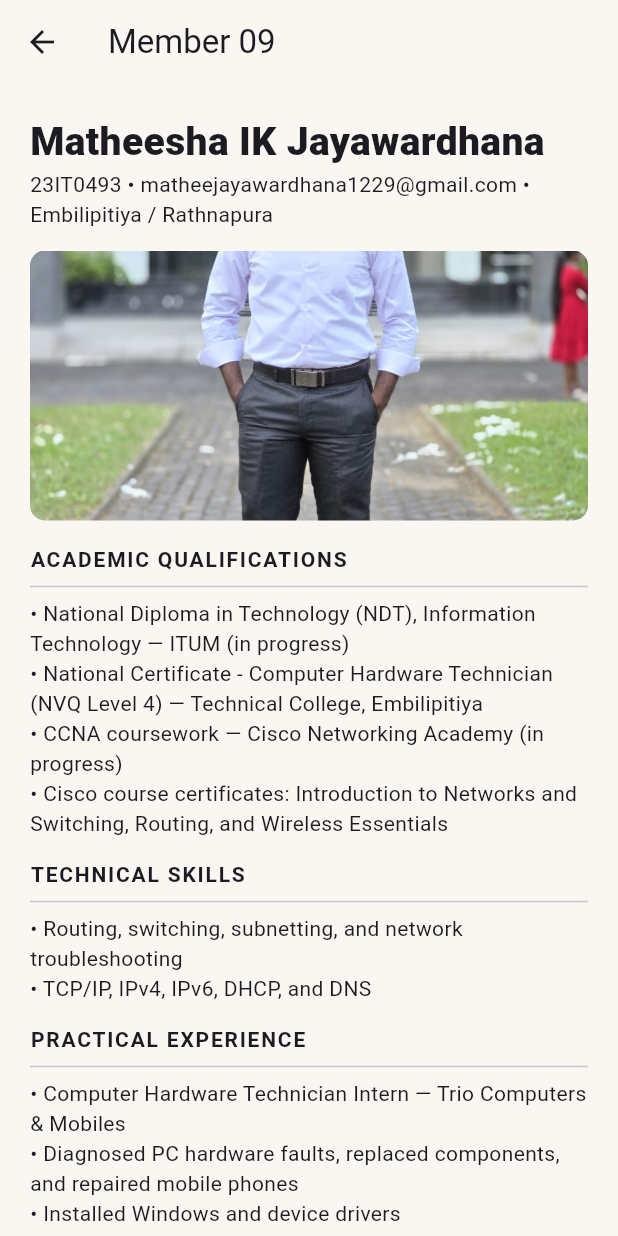
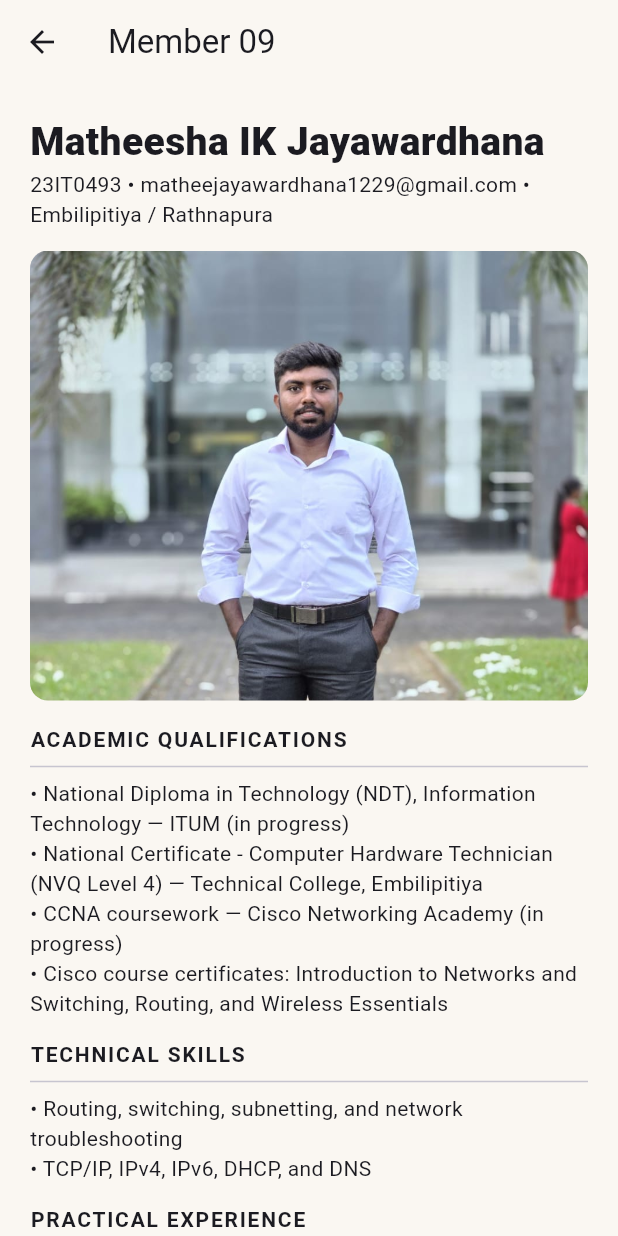
Before and after one commit to Vinosha06/Mobile_Communication_CA02, a Flutter app: the Member9Screen screen opened directly, on a phone screen of 412 x 824 dp. Run offline on Flutter 3.47's test engine with Material 3 defaults, Android fonts, the phone set to English and light mode, and no system bars; our stand-ins replace firebase_auth, firebase_core; accounts and stored records are empty.

Commit message:
Member Update

```diff
--- a/lib/screens/matheesha.dart
+++ b/lib/screens/matheesha.dart
@@ -1,6 +1,4 @@
 import 'package:flutter/material.dart';
-
-import '../widgets/photo_helper.dart';
 
 class Member9Screen extends StatelessWidget {
   const Member9Screen({super.key});
@@ -47,11 +45,13 @@ class Member9Screen extends StatelessWidget {
             const Text('$studentId • $email • $address'),
             const SizedBox(height: 14),
             ClipRRect(
-              borderRadius: BorderRadius.circular(10),
-              child: memberAvatarImage(
+              borderRadius: BorderRadius.circular(12),
+              child: Image.asset(
                 photoPath,
                 width: double.infinity,
-                height: 180,
+                height: 300,
+                fit: BoxFit.cover,
+                alignment: Alignment.topCenter,
               ),
             ),
             const SizedBox(height: 16),
```
